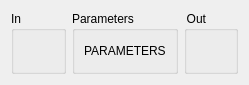
djeemie2000/SynthPlayground, file Modular1/QGenericModuleWidget.ui: the form before one commit.
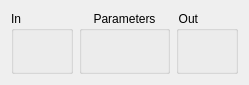
The form after the commit.

Commit message: Modular: improved gui parameter layout #97

Diff of the .ui file:
```diff
--- a/Modular1/QGenericModuleWidget.ui
+++ b/Modular1/QGenericModuleWidget.ui
@@ -44,15 +44,9 @@
      <property name="title">
       <string>Parameters</string>
      </property>
-     <layout class="QHBoxLayout" name="horizontalLayout">
-      <item>
-       <widget class="QLabel" name="label">
-        <property name="text">
-         <string>PARAMETERS</string>
-        </property>
-       </widget>
-      </item>
-     </layout>
+     <property name="alignment">
+      <set>Qt::AlignHCenter|Qt::AlignTop</set>
+     </property>
     </widget>
    </item>
    <item>
```
The commit also changes 7 other files.
